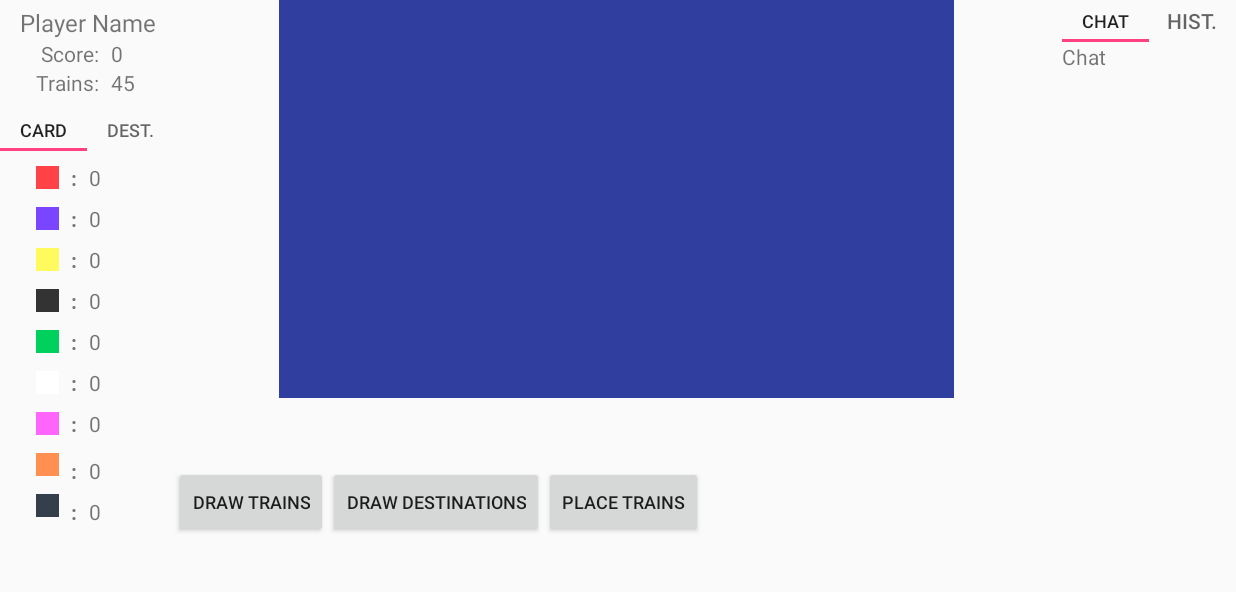
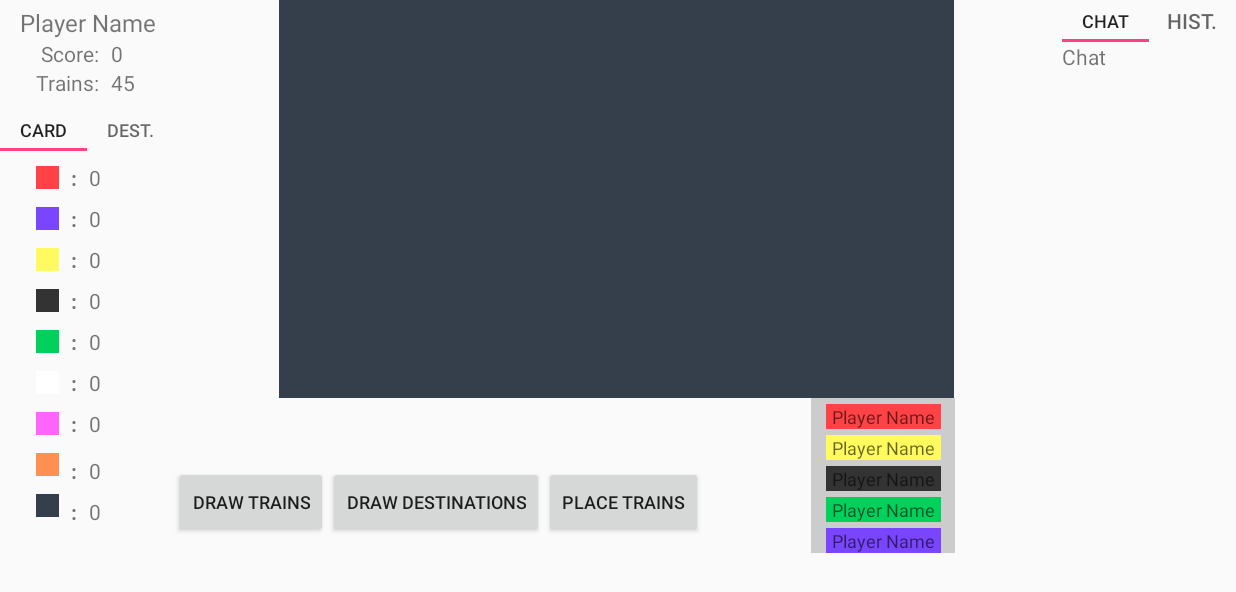
Before and after one commit to xaque/TTR-Game, an Android app: the GameActivity screen opened directly, with no data from a screen before it, on a phone screen of 824 x 412 dp (held sideways). Shown: the top 592 px of the screen. Run offline under Robolectric (Android 15) with nearby library versions, the phone set to English and light mode, and no system bars.

Commit message:
turn order
It's all just placeholder stuff. Also added basic button handling.

```diff
--- a/app/src/main/java/cs340/game/client/Presenters/GamePresenter.java
+++ b/app/src/main/java/cs340/game/client/Presenters/GamePresenter.java
@@ -1,9 +1,12 @@
 package cs340.game.client.Presenters;
+
+import java.util.Observable;
+import java.util.Observer;
 
 import cs340.game.client.AppLayerFacade;
 import cs340.game.client.Views.GameActivity;
 
-public class GamePresenter {
+public class GamePresenter implements Observer {
 
     private GameActivity view;
     private AppLayerFacade facade = AppLayerFacade.getInstance();
@@ -11,6 +14,26 @@ public class GamePresenter {
     public GamePresenter(GameActivity view) {
         this.view = view;
     }
+
+
+
+
+
+
+
+    //************UPDATE UI FUNCTIONS**********************
+
+    public void updatePoints(int points){
+        view.updatePoints(points);
+    }
+
+    public void updateTrains(int trainsLeft) {
+        view.updateTrainsLeft(trainsLeft);
+    }
+
+
+
+
 
     public void leaveGame() {
         //facade.LeaveGame()
@@ -24,4 +47,11 @@ public class GamePresenter {
     public void onError(String message) {
         view.onError(message);
     }
+
+    @Override
+    public void update(Observable observable, Object o) {
+
+        //updatePoints(facade.something);
+        //updateTrainsLeft(facade.something);
+    }
 }
--- a/app/src/main/java/cs340/game/client/Views/CardsFragment.java
+++ b/app/src/main/java/cs340/game/client/Views/CardsFragment.java
@@ -12,6 +12,11 @@ public class CardsFragment extends Fragment {
 
     @Override
     public View onCreateView(LayoutInflater inflater, ViewGroup container, Bundle savedInstanceState) {
+
+
+
+
+
         return inflater.inflate(R.layout.cards_tab, container, false);
     }
 }
--- a/app/src/main/java/cs340/game/client/Views/GameActivity.java
+++ b/app/src/main/java/cs340/game/client/Views/GameActivity.java
@@ -2,6 +2,7 @@ package cs340.game.client.Views;
 
 import android.content.Intent;
 import android.os.Bundle;
+import android.support.constraint.ConstraintLayout;
 import android.support.v4.app.Fragment;
 import android.support.v4.app.FragmentManager;
 import android.support.v4.app.FragmentStatePagerAdapter;
@@ -9,6 +10,9 @@ import android.support.v4.view.ViewPager;
 import android.support.v7.app.ActionBar;
 import android.support.v7.app.AppCompatActivity;
 import android.view.MenuItem;
+import android.view.View;
+import android.widget.Button;
+import android.widget.TextView;
 import android.widget.Toast;
 import android.support.design.widget.TabLayout;
 
@@ -22,9 +26,16 @@ import cs340.game.client.Presenters.GamePresenter;
  * Created by Tyler on 9/27/2018.
  */
 
-public class GameActivity extends AppCompatActivity {
+public class GameActivity extends AppCompatActivity implements View.OnClickListener {
 
     private GamePresenter presenter;
+
+    private TextView points;
+    private TextView trainsLeft;
+    private Button drawTrainsButton;
+    private Button drawDestinationsButton;
+    private Button placeTrainsButton;
+    private ConstraintLayout playerInfoButton;
 
     @Override
     protected void onCreate(Bundle savedInstanceState) {
@@ -91,10 +102,45 @@ public class GameActivity extends AppCompatActivity {
             }
         });
 
+
+        //Set up the BUTTONS
+        drawTrainsButton = findViewById(R.id.draw_trains_button);
+        drawTrainsButton.setOnClickListener(this);
+
+        drawDestinationsButton = findViewById(R.id.draw_destinations_button);
+        drawDestinationsButton.setOnClickListener(this);
+
+        placeTrainsButton = findViewById(R.id.place_trains_button);
+        placeTrainsButton.setOnClickListener(this);
+
+        playerInfoButton = findViewById(R.id.turn_order);
+        playerInfoButton.setOnClickListener(this);
+
+
+
         presenter = new GamePresenter(this);
+
+
+        //Initialize all the text views and stuff
+
+        points = (TextView) findViewById(R.id.score);
+        trainsLeft = findViewById(R.id.trains_left);
 
         Toast.makeText(this, "The game has started. Good luck", Toast.LENGTH_SHORT).show();
     }
+
+    //************UPDATE UI FUNCTIONS**********************
+
+    public void updatePoints(int points){
+        this.points.setText(points);
+    }
+
+    public void updateTrainsLeft(int trainsLeft) {
+        this.trainsLeft.setText(trainsLeft);
+    }
+
+
+
 
     public void onLeaveGameResponse(boolean isLeaveSuccess) {
         startActivity(new Intent(this, GameListActivity.class));
@@ -111,6 +157,23 @@ public class GameActivity extends AppCompatActivity {
         return true;
     }
 
+    @Override
+    public void onClick(View view) {
+        switch(view.getId()){
+            case R.id.draw_trains_button:
+                Toast.makeText(this, "You clicked DRAW TRAINS. Nice job!", Toast.LENGTH_SHORT).show();
+                break;
+            case R.id.draw_destinations_button:
+                Toast.makeText(this, "You clicked DRAW DESTINATIONS. Nice job!", Toast.LENGTH_SHORT).show();
+                break;
+            case R.id.place_trains_button:
+                Toast.makeText(this, "You clicked PLACE TRAINS. Nice job!", Toast.LENGTH_SHORT).show();
+                break;
+            case R.id.turn_order:
+                Toast.makeText(this, "You clicked the turn order thing. Nice job!", Toast.LENGTH_SHORT).show();
+                break;
+        }
+    }
 }
 
 
--- a/app/src/main/res/layout/activity_game.xml
+++ b/app/src/main/res/layout/activity_game.xml
@@ -37,15 +37,14 @@
         android:layout_height="265dp"
         android:layout_marginStart="8dp"
         android:layout_marginEnd="8dp"
-        android:background="@color/colorPrimaryDark"
+        android:background="@color/darkgray"
         android:contentDescription="@string/welcomeText"
         android:scaleType="fitXY"
         app:layout_constraintEnd_toEndOf="parent"
 
         app:layout_constraintHorizontal_bias="0.497"
         app:layout_constraintStart_toStartOf="parent"
-        app:layout_constraintTop_toTopOf="parent"
-        tools:srcCompat="@tools:sample/backgrounds/scenic" />
+        app:layout_constraintTop_toTopOf="parent" />
 
     <android.support.constraint.ConstraintLayout
         android:id="@+id/leftSide"
@@ -113,7 +112,7 @@
             tools:text="0" />
 
         <TextView
-            android:id="@+id/number_trains"
+            android:id="@+id/trains_left"
             android:layout_width="wrap_content"
             android:layout_height="wrap_content"
             android:layout_marginStart="8dp"
@@ -164,5 +163,91 @@
         app:layout_constraintTop_toBottomOf="@+id/imageView"
         tools:text="Place Trains" />
 
+    <android.support.constraint.ConstraintLayout
+        android:id="@+id/turn_order"
+        android:layout_width="96dp"
+        android:layout_height="wrap_content"
+        android:background="@color/lightgray"
+        app:layout_constraintEnd_toStartOf="@+id/rightSide"
+        app:layout_constraintStart_toEndOf="@+id/place_trains_button"
+        app:layout_constraintTop_toBottomOf="@+id/imageView">
+
+
+        <TextView
+            android:id="@+id/first_player"
+            android:layout_width="wrap_content"
+            android:layout_height="wrap_content"
+            android:layout_marginStart="8dp"
+            android:layout_marginTop="4dp"
+            android:layout_marginEnd="8dp"
+            android:background="@color/red"
+            android:paddingHorizontal="4dp"
+            android:text="@string/playerPlaceholer"
+            android:textAppearance="@style/TextAppearance.AppCompat.Caption"
+            app:layout_constraintEnd_toEndOf="parent"
+            app:layout_constraintStart_toStartOf="parent"
+            app:layout_constraintTop_toTopOf="parent" />
+
+        <TextView
+            android:id="@+id/second_player"
+            android:layout_width="wrap_content"
+            android:layout_height="wrap_content"
+            android:layout_marginStart="8dp"
+            android:layout_marginTop="4dp"
+            android:layout_marginEnd="8dp"
+            android:background="@color/yellow"
+            android:paddingHorizontal="4dp"
+            android:text="@string/playerPlaceholer"
+            android:textAppearance="@style/TextAppearance.AppCompat.Caption"
+            app:layout_constraintEnd_toEndOf="parent"
+            app:layout_constraintStart_toStartOf="parent"
+            app:layout_constraintTop_toBottomOf="@+id/first_player" />
+
+        <TextView
+            android:id="@+id/third_player"
+            android:layout_width="wrap_content"
+            android:layout_height="wrap_content"
+            android:layout_marginStart="8dp"
+            android:layout_marginTop="4dp"
+            android:layout_marginEnd="8dp"
+            android:background="@color/black"
+            android:paddingHorizontal="4dp"
+            android:text="@string/playerPlaceholer"
+            android:textAppearance="@style/TextAppearance.AppCompat.Caption"
+            app:layout_constraintEnd_toEndOf="parent"
+            app:layout_constraintStart_toStartOf="parent"
+            app:layout_constraintTop_toBottomOf="@+id/second_player" />
+
+        <TextView
+            android:id="@+id/fourth_player"
+            android:layout_width="wrap_content"
+            android:layout_height="wrap_content"
+            android:layout_marginStart="8dp"
+            android:layout_marginTop="4dp"
+            android:layout_marginEnd="8dp"
+            android:background="@color/green"
+            android:paddingHorizontal="4dp"
+            android:text="@string/playerPlaceholer"
+            android:textAppearance="@style/TextAppearance.AppCompat.Caption"
+            app:layout_constraintEnd_toEndOf="parent"
+            app:layout_constraintStart_toStartOf="parent"
+            app:layout_constraintTop_toBottomOf="@+id/third_player" />
+
+        <TextView
+            android:id="@+id/fifth_player"
+            android:layout_width="wrap_content"
+            android:layout_height="wrap_content"
+            android:layout_marginStart="8dp"
+            android:layout_marginTop="4dp"
+            android:layout_marginEnd="8dp"
+            android:background="@color/blue"
+            android:paddingHorizontal="4dp"
+            android:text="@string/playerPlaceholer"
+            android:textAppearance="@style/TextAppearance.AppCompat.Caption"
+            app:layout_constraintEnd_toEndOf="parent"
+            app:layout_constraintStart_toStartOf="parent"
+            app:layout_constraintTop_toBottomOf="@+id/fourth_player" />
+    </android.support.constraint.ConstraintLayout>
+
 
 </android.support.constraint.ConstraintLayout>
--- a/app/src/main/res/layout/cards_tab.xml
+++ b/app/src/main/res/layout/cards_tab.xml
@@ -2,7 +2,8 @@
 <android.support.constraint.ConstraintLayout xmlns:android="http://schemas.android.com/apk/res/android"
     xmlns:app="http://schemas.android.com/apk/res-auto"
     xmlns:tools="http://schemas.android.com/tools"
-    android:layout_width="match_parent" android:layout_height="match_parent">
+    android:layout_width="match_parent"
+    android:layout_height="match_parent">
 
 
     <ImageView
--- a/app/src/main/res/values/colors.xml
+++ b/app/src/main/res/values/colors.xml
@@ -23,7 +23,7 @@
     <!--OTHER-->
 
     <color name="lightgray">#CCC</color>
-    <color name="darkgray">#343F4B</color>
+    <color name="darkgray">#343f4b</color>
 
 
 
```
